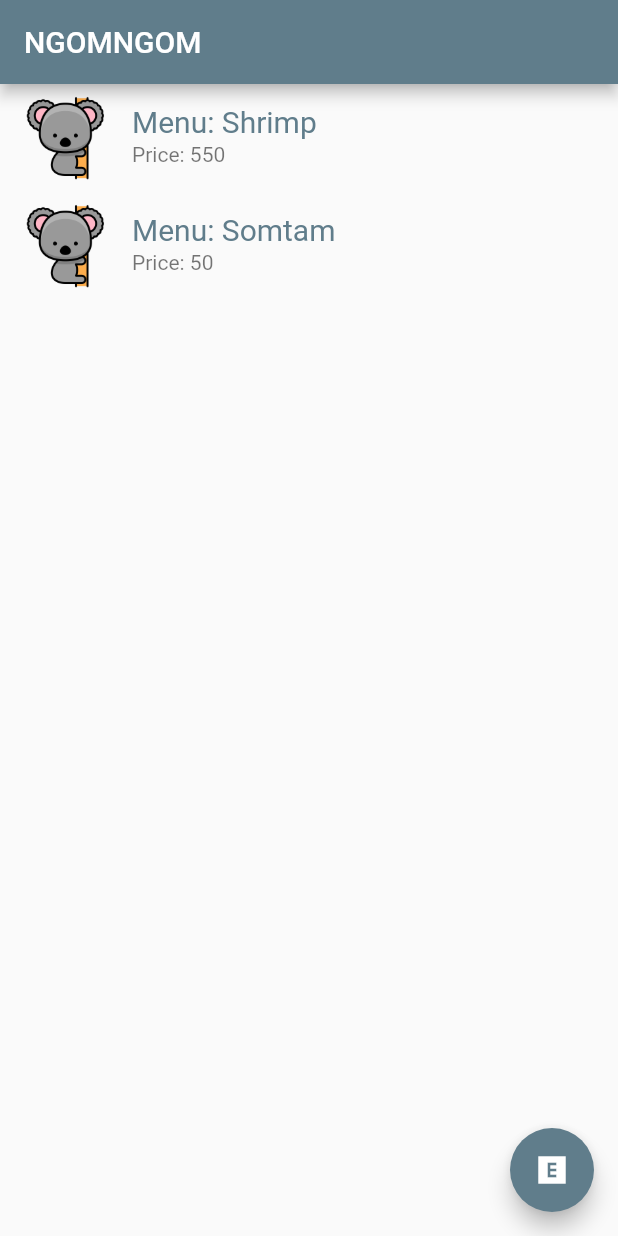
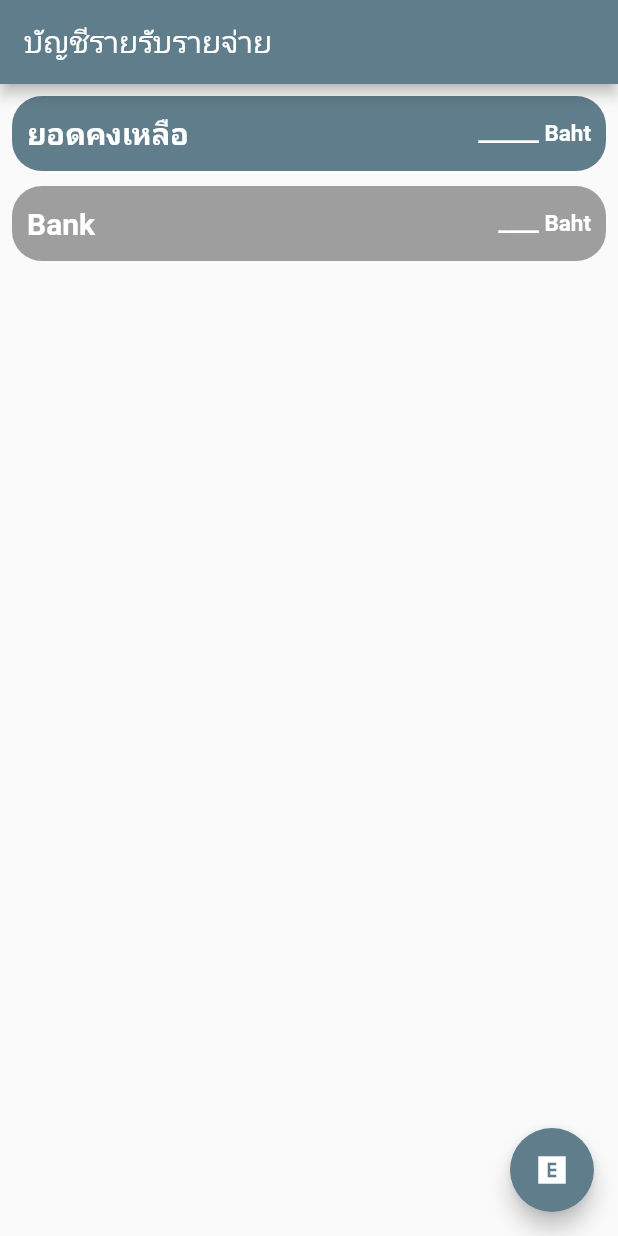
Before and after one commit to NGOMNGOM/FlutterRepo, a Flutter app: the screen it shows after launch, on a phone screen of 412 x 824 dp. Run offline on Flutter 3.47's test engine with Material 2 defaults, Android fonts, the phone set to English and light mode, and no system bars.

Commit message:
Container, Expanded, and SizedBox

```diff
--- a/flutter_application_1/lib/main.dart
+++ b/flutter_application_1/lib/main.dart
@@ -44,20 +44,62 @@ class _IndexState extends State<Index> {
         image: NetworkImage(
             "https://cdn.britannica.com/26/162626-050-3534626F/Koala.jpg")));
     return Scaffold(
-      appBar: AppBar(title: const Text("NGOMNGOM")),
-      body: ListView.builder(
-          itemCount: menu.length,
-          itemBuilder: (BuildContext context, int index) {
-            return ListTile(
-              leading: Image.asset(menu[index].pic),
-              title: Text(
-                "Menu: ${menu[index].name}",
-                style: const TextStyle(fontSize: 20, color: Colors.blueGrey),
-              ),
-              subtitle: Text("Price: ${menu[index].price}"),
-              onTap: () => print("Select menu ${menu[index].name}"),
-            );
-          }),
+      appBar: AppBar(title: const Text("บัญชีรายรับรายจ่าย")),
+      body: Padding(
+        padding: const EdgeInsets.all(8.0),
+        child: Column(children: [
+          Container(
+            padding: const EdgeInsets.all(10),
+            decoration: BoxDecoration(
+                color: Colors.blueGrey,
+                borderRadius: BorderRadius.circular(20)),
+            height: 50,
+            child: const Row(
+              children: [
+                Text(
+                  "ยอดคงเหลือ",
+                  style: TextStyle(
+                      color: Colors.white,
+                      fontSize: 20,
+                      fontWeight: FontWeight.w600),
+                ),
+                Expanded(
+                    child: Text(
+                  "______ Baht",
+                  style: TextStyle(
+                      color: Colors.white,
+                      fontSize: 15,
+                      fontWeight: FontWeight.w600),
+                  textAlign: TextAlign.right,
+                ))
+              ],
+            ),
+          ),
+          const SizedBox(height: 10),
+          Container(
+            padding: const EdgeInsets.all(10),
+            decoration: BoxDecoration(
+                color: Colors.grey, borderRadius: BorderRadius.circular(20)),
+            height: 50,
+            child: const Row(
+              children: [
+                Text("Bank",
+                    style: TextStyle(
+                        color: Colors.white,
+                        fontSize: 20,
+                        fontWeight: FontWeight.w600)),
+                Expanded(
+                    child: Text("____ Baht",
+                        textAlign: TextAlign.end,
+                        style: TextStyle(
+                            color: Colors.white,
+                            fontSize: 15,
+                            fontWeight: FontWeight.w600)))
+              ],
+            ),
+          )
+        ]),
+      ),
       floatingActionButton: FloatingActionButton(
           onPressed: countUp, child: const Icon(Icons.explicit_sharp)),
     );
```
